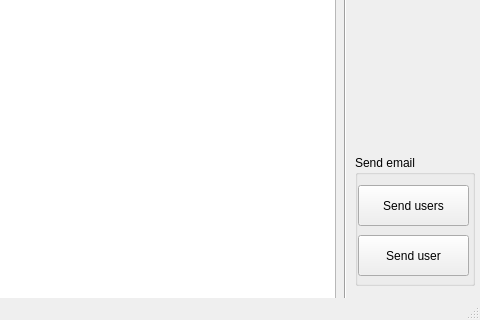
Septiemiy/NG_Project_Email_Client_2024, file EmailClient/emailclient.ui: the form before one commit; both pictures show x 375 to 855 and y 265 to 585 of the 855 by 585 pixel window.
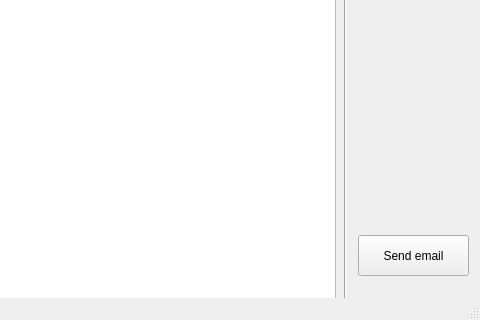
The form after the commit.

Commit message: New sendtouser ui and make send email for one user

Patch:
```diff
--- a/EmailClient/emailclient.ui
+++ b/EmailClient/emailclient.ui
@@ -132,44 +132,18 @@
      </rect>
     </property>
    </widget>
-   <widget class="QGroupBox" name="groupBox">
+   <widget class="QPushButton" name="b_sendEmail">
     <property name="geometry">
      <rect>
-      <x>730</x>
-      <y>420</y>
-      <width>120</width>
-      <height>131</height>
+      <x>733</x>
+      <y>500</y>
+      <width>111</width>
+      <height>41</height>
      </rect>
     </property>
-    <property name="title">
+    <property name="text">
      <string>Send email</string>
     </property>
-    <widget class="QPushButton" name="b_sendUsers">
-     <property name="geometry">
-      <rect>
-       <x>3</x>
-       <y>30</y>
-       <width>111</width>
-       <height>41</height>
-      </rect>
-     </property>
-     <property name="text">
-      <string>Send users</string>
-     </property>
-    </widget>
-    <widget class="QPushButton" name="b_sendUser">
-     <property name="geometry">
-      <rect>
-       <x>3</x>
-       <y>80</y>
-       <width>111</width>
-       <height>41</height>
-      </rect>
-     </property>
-     <property name="text">
-      <string>Send user</string>
-     </property>
-    </widget>
    </widget>
   </widget>
   <widget class="QMenuBar" name="menubar">
```
The commit also changes 7 other files.
